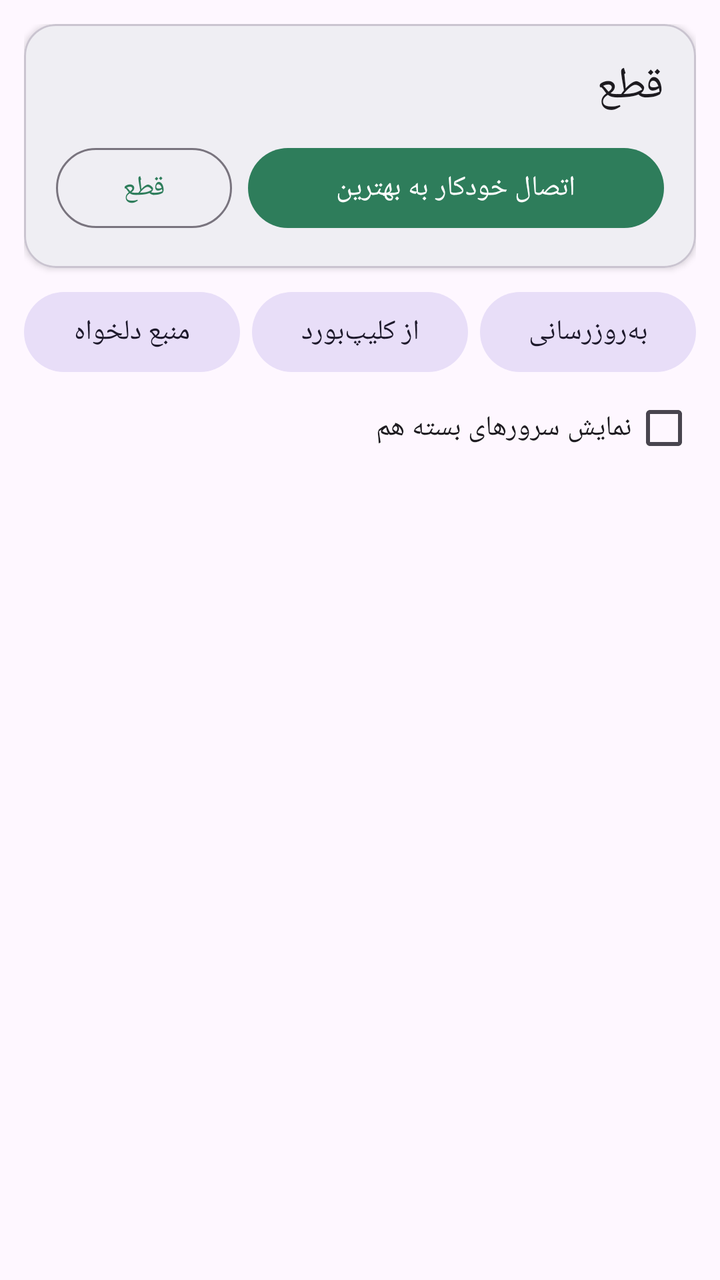
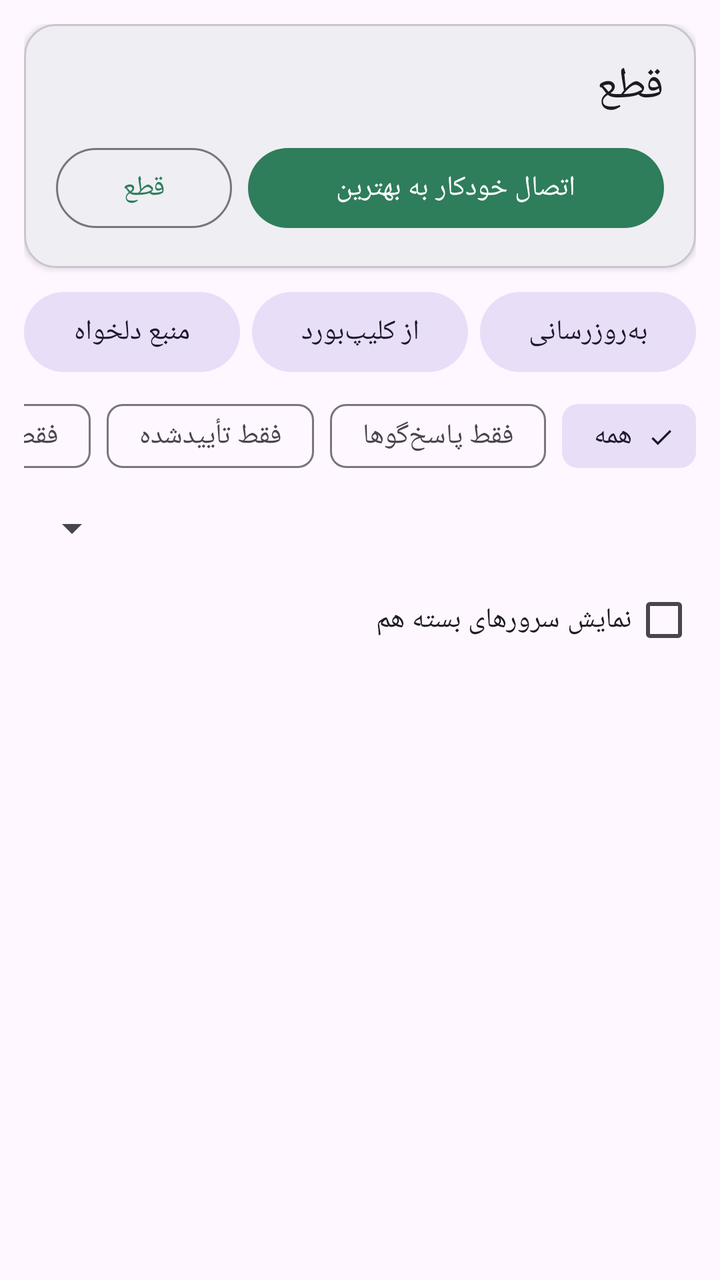

Before-and-after screenshots of an Android layout around one commit, followed by the original layout XML and the change that was made.
<!-- AndroidManifest.xml: application theme Theme.VpnGate -->
<!-- res/layout/activity_main.xml -->
<?xml version="1.0" encoding="utf-8"?>
<LinearLayout xmlns:android="http://schemas.android.com/apk/res/android"
    xmlns:app="http://schemas.android.com/apk/res-auto"
    android:layout_width="match_parent"
    android:layout_height="match_parent"
    android:fitsSystemWindows="true"
    android:layoutDirection="rtl"
    android:orientation="vertical"
    android:padding="12dp">

    <com.google.android.material.card.MaterialCardView
        android:layout_width="match_parent"
        android:layout_height="wrap_content"
        app:cardCornerRadius="16dp"
        app:cardElevation="2dp">

        <LinearLayout
            android:layout_width="match_parent"
            android:layout_height="wrap_content"
            android:orientation="vertical"
            android:padding="16dp">

            <TextView
                android:id="@+id/tvStatus"
                android:layout_width="match_parent"
                android:layout_height="wrap_content"
                android:text="@string/status_idle"
                android:textAppearance="?attr/textAppearanceTitleLarge" />

            <TextView
                android:id="@+id/tvDetail"
                android:layout_width="match_parent"
                android:layout_height="wrap_content"
                android:layout_marginTop="4dp"
                android:textAppearance="?attr/textAppearanceBodyMedium"
                android:visibility="gone" />

            <LinearLayout
                android:layout_width="match_parent"
                android:layout_height="wrap_content"
                android:layout_marginTop="12dp"
                android:orientation="horizontal">

                <com.google.android.material.button.MaterialButton
                    android:id="@+id/btnConnectBest"
                    android:layout_width="0dp"
                    android:layout_height="wrap_content"
                    android:layout_weight="1"
                    android:text="@string/connect_best" />

                <com.google.android.material.button.MaterialButton
                    android:id="@+id/btnDisconnect"
                    style="@style/Widget.Material3.Button.OutlinedButton"
                    android:layout_width="wrap_content"
                    android:layout_height="wrap_content"
                    android:layout_marginStart="8dp"
                    android:text="@string/disconnect" />
            </LinearLayout>
        </LinearLayout>
    </com.google.android.material.card.MaterialCardView>

    <LinearLayout
        android:layout_width="match_parent"
        android:layout_height="wrap_content"
        android:layout_marginTop="8dp"
        android:orientation="horizontal">

        <com.google.android.material.button.MaterialButton
            android:id="@+id/btnRefresh"
            style="@style/Widget.Material3.Button.TonalButton"
            android:layout_width="0dp"
            android:layout_height="wrap_content"
            android:layout_weight="1"
            android:text="@string/refresh" />

        <com.google.android.material.button.MaterialButton
            android:id="@+id/btnClipboard"
            style="@style/Widget.Material3.Button.TonalButton"
            android:layout_width="0dp"
            android:layout_height="wrap_content"
            android:layout_marginStart="6dp"
            android:layout_weight="1"
            android:text="@string/from_clipboard" />

        <com.google.android.material.button.MaterialButton
            android:id="@+id/btnSource"
            style="@style/Widget.Material3.Button.TonalButton"
            android:layout_width="0dp"
            android:layout_height="wrap_content"
            android:layout_marginStart="6dp"
            android:layout_weight="1"
            android:text="@string/custom_source" />
    </LinearLayout>

    <CheckBox
        android:id="@+id/cbShowAll"
        android:layout_width="wrap_content"
        android:layout_height="wrap_content"
        android:text="@string/show_all" />

    <ProgressBar
        android:id="@+id/progress"
        style="?android:attr/progressBarStyleHorizontal"
        android:layout_width="match_parent"
        android:layout_height="wrap_content"
        android:indeterminate="true"
        android:visibility="gone" />

    <TextView
        android:id="@+id/tvInfo"
        android:layout_width="match_parent"
        android:layout_height="wrap_content"
        android:paddingVertical="4dp"
        android:textAppearance="?attr/textAppearanceBodySmall" />

    <androidx.recyclerview.widget.RecyclerView
        android:id="@+id/rvServers"
        android:layout_width="match_parent"
        android:layout_height="0dp"
        android:layout_weight="1"
        android:clipToPadding="false" />
</LinearLayout>
<!-- resources referenced by this layout -->
<resources>
  <string name="connect_best">اتصال خودکار به بهترین</string>
  <string name="custom_source">منبع دلخواه</string>
  <string name="disconnect">قطع</string>
  <string name="from_clipboard">از کلیپ‌بورد</string>
  <string name="refresh">به‌روزرسانی</string>
  <string name="show_all">نمایش سرورهای بسته هم</string>
  <string name="status_idle">قطع</string>
  <style name="Theme.VpnGate" parent="Theme.Material3.DayNight.NoActionBar">
          <item name="colorPrimary">@color/brand</item>
      </style>
  <color name="brand">#2E7D5B</color>
</resources>

<!-- the commit's change to res/layout/activity_main.xml (unified diff, before → after) -->
@@ -92,6 +92,64 @@
             android:text="@string/custom_source" />
     </LinearLayout>
 
+    <HorizontalScrollView
+        android:layout_width="match_parent"
+        android:layout_height="wrap_content"
+        android:layout_marginTop="4dp"
+        android:scrollbars="none">
+
+        <com.google.android.material.chip.ChipGroup
+            android:id="@+id/cgStatus"
+            android:layout_width="wrap_content"
+            android:layout_height="wrap_content"
+            app:checkedChip="@id/chipAll"
+            app:selectionRequired="true"
+            app:singleLine="true"
+            app:singleSelection="true">
+
+            <com.google.android.material.chip.Chip
+                android:id="@+id/chipAll"
+                style="@style/Widget.Material3.Chip.Filter"
+                android:layout_width="wrap_content"
+                android:layout_height="wrap_content"
+                android:text="@string/f_all" />
+
+            <com.google.android.material.chip.Chip
+                android:id="@+id/chipResponsive"
+                style="@style/Widget.Material3.Chip.Filter"
+                android:layout_width="wrap_content"
+                android:layout_height="wrap_content"
+                android:text="@string/f_responsive" />
+
+            <com.google.android.material.chip.Chip
+                android:id="@+id/chipVerified"
+                style="@style/Widget.Material3.Chip.Filter"
+                android:layout_width="wrap_content"
+                android:layout_height="wrap_content"
+                android:text="@string/f_verified" />
+
+            <com.google.android.material.chip.Chip
+                android:id="@+id/chipTcp"
+                style="@style/Widget.Material3.Chip.Filter"
+                android:layout_width="wrap_content"
+                android:layout_height="wrap_content"
+                android:text="@string/f_tcp" />
+
+            <com.google.android.material.chip.Chip
+                android:id="@+id/chipUdp"
+                style="@style/Widget.Material3.Chip.Filter"
+                android:layout_width="wrap_content"
+                android:layout_height="wrap_content"
+                android:text="@string/f_udp" />
+        </com.google.android.material.chip.ChipGroup>
+    </HorizontalScrollView>
+
+    <Spinner
+        android:id="@+id/spCountry"
+        android:layout_width="match_parent"
+        android:layout_height="wrap_content"
+        android:minHeight="44dp" />
+
     <CheckBox
         android:id="@+id/cbShowAll"
         android:layout_width="wrap_content"
<!-- resource entries referenced after the edit -->
@@ -3,6 +3,11 @@
   <string name="connect_best">اتصال خودکار به بهترین</string>
   <string name="custom_source">منبع دلخواه</string>
   <string name="disconnect">قطع</string>
+  <string name="f_all">همه</string>
+  <string name="f_responsive">فقط پاسخ‌گوها</string>
+  <string name="f_tcp">فقط TCP</string>
+  <string name="f_udp">فقط UDP</string>
+  <string name="f_verified">فقط تأییدشده</string>
   <string name="from_clipboard">از کلیپ‌بورد</string>
   <string name="refresh">به‌روزرسانی</string>
   <string name="show_all">نمایش سرورهای بسته هم</string>
